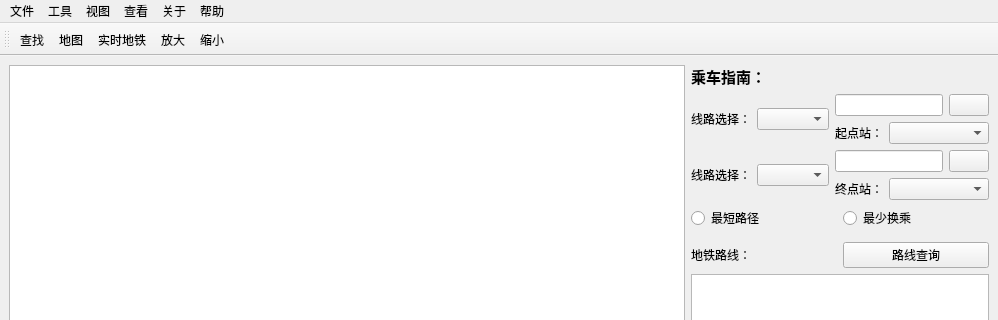
First picture: the form in subwaywindow.ui, repository WUW233/subway, before the edit; both pictures show x 0 to 998 and y 0 to 320 of the 998 by 621 pixel window.
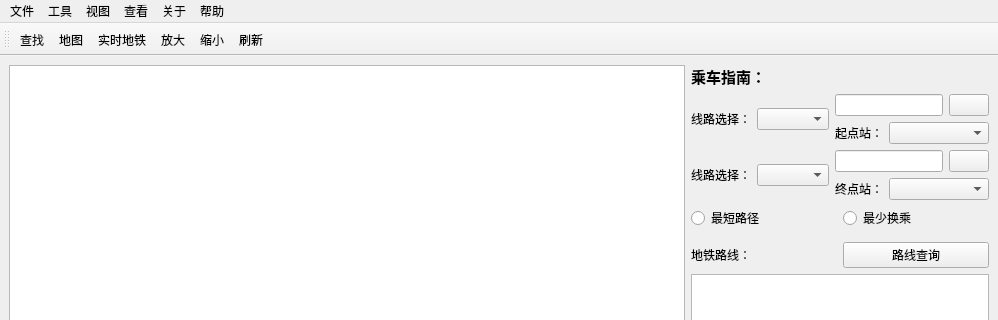
Second picture: the form after the edit. Icons and pictures are not drawn.

Diff of the .ui file:
```diff
--- a/subwaywindow.ui
+++ b/subwaywindow.ui
@@ -297,6 +297,7 @@
    <addaction name="action_3"/>
    <addaction name="action_4"/>
    <addaction name="action_5"/>
+   <addaction name="action_6"/>
   </widget>
   <action name="action">
    <property name="icon">
@@ -335,6 +336,11 @@
     <string>缩小</string>
    </property>
   </action>
+  <action name="action_6">
+   <property name="text">
+    <string>刷新</string>
+   </property>
+  </action>
  </widget>
  <resources/>
  <connections/>
```
Left out of the diff: 17 changed lines with no effect on the pictures.
